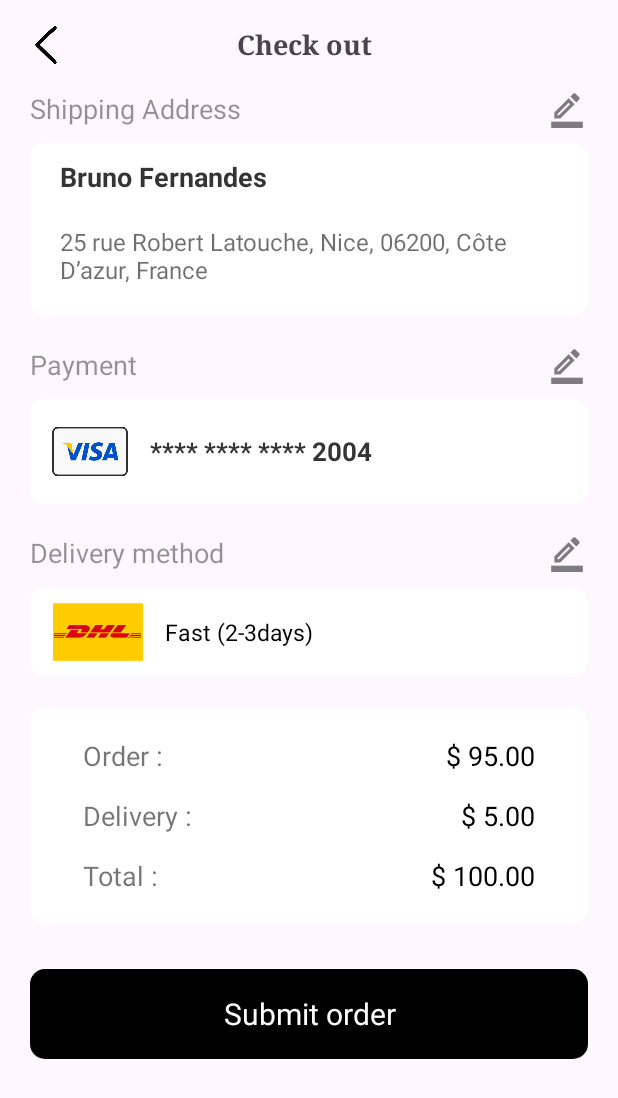
After one commit to nguyendung190704/ASM_Ph35067_Kotlin, an Android app: the layout checkout_screen.xml on its own in the app's theme, with its tools: preview values and no code run, on a phone screen of 412 x 824 dp. The commit adds this screen. Shown: the top 1098 px of the screen. Run offline under Robolectric (Android 15) with nearby library versions, the phone set to English and light mode, and no system bars.

Commit message:
my cart screen , check out screen

```diff
--- /dev/null
+++ b/app/src/main/res/drawable/baseline_chevron_right_24.xml
@@ -0,0 +1,5 @@
+<vector android:height="24dp" android:tint="#FFFFFF"
+    android:viewportHeight="24" android:viewportWidth="24"
+    android:width="24dp" xmlns:android="http://schemas.android.com/apk/res/android">
+    <path android:fillColor="@android:color/white" android:pathData="M10,6L8.59,7.41 13.17,12l-4.58,4.59L10,18l6,-6z"/>
+</vector>
--- /dev/null
+++ b/app/src/main/res/drawable/borderwhite.xml
@@ -0,0 +1,8 @@
+<?xml version="1.0" encoding="utf-8"?>
+<shape xmlns:android="http://schemas.android.com/apk/res/android"
+    android:shape="rectangle">
+    <corners android:radius="10dp" />
+
+    <gradient android:startColor="#FFFFFF"
+        android:endColor="#FFFFFF"/>
+</shape>
--- /dev/null
+++ b/app/src/main/res/drawable/outline_border_color_24.xml
@@ -0,0 +1,7 @@
+<vector android:alpha="0.5" android:height="24dp" android:tint="#000000"
+    android:viewportHeight="24" android:viewportWidth="24"
+    android:width="24dp" xmlns:android="http://schemas.android.com/apk/res/android">
+    <path android:fillColor="@android:color/white" android:pathData="M16.81,8.94l-3.75,-3.75L4,14.25V18h3.75L16.81,8.94zM6,16v-0.92l7.06,-7.06l0.92,0.92L6.92,16H6z"/>
+    <path android:fillColor="@android:color/white" android:pathData="M19.71,6.04c0.39,-0.39 0.39,-1.02 0,-1.41l-2.34,-2.34C17.17,2.09 16.92,2 16.66,2c-0.25,0 -0.51,0.1 -0.7,0.29l-1.83,1.83l3.75,3.75L19.71,6.04z"/>
+    <path android:fillColor="@android:color/white" android:pathData="M2,20h20v4h-20z"/>
+</vector>
--- /dev/null
+++ b/app/src/main/res/layout/checkout_screen.xml
@@ -0,0 +1,300 @@
+<?xml version="1.0" encoding="utf-8"?>
+<LinearLayout xmlns:android="http://schemas.android.com/apk/res/android"
+    android:layout_width="match_parent"
+    android:layout_height="match_parent"
+    android:orientation="vertical">
+    <LinearLayout
+        android:layout_width="match_parent"
+        android:layout_height="60dp"
+        android:orientation="horizontal"
+        android:gravity="center"
+        >
+
+        <ImageView
+            android:layout_width="25dp"
+            android:layout_height="25dp"
+            android:src="@drawable/img_14"
+            android:layout_marginLeft="10dp"
+            android:layout_margin="10dp"
+            android:layout_gravity="center_vertical"/>
+
+        <LinearLayout
+            android:layout_width="300dp"
+            android:layout_height="50dp"
+            android:orientation="vertical"
+            android:layout_gravity="center"
+            android:gravity="center"
+            >
+            <TextView
+                android:layout_width="wrap_content"
+                android:layout_height="wrap_content"
+                android:fontFamily="serif"
+                android:textStyle="bold"
+                android:textSize="18dp"
+                android:text="Check out"/>
+        </LinearLayout>
+        <ImageView
+            android:layout_width="50dp"
+            android:layout_height="50dp"
+            android:padding="6dp"
+            android:layout_gravity="center_vertical"/>
+    </LinearLayout>
+    <LinearLayout
+        android:layout_width="match_parent"
+        android:layout_height="wrap_content"
+        android:layout_marginLeft="20dp"
+        android:layout_marginRight="20dp"
+        android:layout_marginBottom="10dp">
+        <TextView
+            android:layout_width="345dp"
+            android:layout_height="wrap_content"
+            android:text="Shipping Address"
+            android:textSize="18dp"
+            android:textColor="#6B000000"/>
+        <ImageView
+            android:layout_width="25dp"
+            android:layout_height="25dp"
+            android:src="@drawable/outline_border_color_24"/>
+    </LinearLayout>
+    <LinearLayout
+        android:layout_width="match_parent"
+        android:layout_height="wrap_content"
+        android:layout_marginLeft="20dp"
+        android:layout_marginRight="20dp"
+        android:background="@drawable/borderwhite"
+        android:orientation="vertical">
+        <TextView
+            android:layout_width="wrap_content"
+            android:layout_height="wrap_content"
+            android:text="Bruno Fernandes"
+            android:textStyle="bold"
+            android:textColor="#CB000000"
+            android:textSize="18dp"
+            android:layout_marginLeft="20dp"
+            android:layout_marginTop="10dp"
+            android:layout_marginBottom="20dp"/>
+        <TextView
+            android:layout_width="wrap_content"
+            android:layout_height="wrap_content"
+            android:text="25 rue Robert Latouche, Nice, 06200, Côte D’azur, France"
+            android:textColor="#90000000"
+            android:textSize="16dp"
+            android:layout_marginLeft="20dp"
+            android:layout_marginRight="20dp"
+            android:layout_marginBottom="20dp"
+
+            />
+    </LinearLayout>
+    <LinearLayout
+        android:layout_width="match_parent"
+        android:layout_height="wrap_content"
+        android:layout_marginTop="20dp"
+        android:layout_marginLeft="20dp"
+        android:layout_marginRight="20dp"
+        android:layout_marginBottom="10dp">
+        <TextView
+            android:layout_width="345dp"
+            android:layout_height="wrap_content"
+            android:text="Payment"
+            android:textSize="18dp"
+            android:textColor="#6B000000"/>
+        <ImageView
+            android:layout_width="25dp"
+            android:layout_height="25dp"
+            android:src="@drawable/outline_border_color_24"/>
+    </LinearLayout>
+    <LinearLayout
+        android:layout_width="match_parent"
+        android:layout_height="wrap_content"
+        android:layout_marginLeft="20dp"
+        android:layout_marginRight="20dp"
+        android:background="@drawable/borderwhite">
+        <ImageView
+            android:layout_width="80dp"
+            android:layout_height="70dp"
+            android:src="@drawable/img_17"
+            />
+        <TextView
+            android:layout_width="wrap_content"
+            android:layout_height="wrap_content"
+            android:text="**** **** **** 2004"
+            android:textStyle="bold"
+            android:textColor="#CB000000"
+            android:layout_gravity="center_vertical"
+            android:textSize="17dp"
+            />
+    </LinearLayout>
+    <LinearLayout
+        android:layout_width="match_parent"
+        android:layout_height="wrap_content"
+        android:layout_marginLeft="20dp"
+        android:layout_marginRight="20dp"
+        android:layout_marginBottom="10dp"
+        android:layout_marginTop="20dp">
+        <TextView
+            android:layout_width="345dp"
+            android:layout_height="wrap_content"
+            android:text="Delivery method"
+            android:textSize="18dp"
+            android:textColor="#6B000000"/>
+        <ImageView
+            android:layout_width="25dp"
+            android:layout_height="25dp"
+            android:src="@drawable/outline_border_color_24"/>
+    </LinearLayout>
+    <LinearLayout
+        android:layout_width="match_parent"
+        android:layout_height="wrap_content"
+        android:layout_marginLeft="20dp"
+        android:layout_marginRight="20dp"
+        android:background="@drawable/borderwhite">
+        <ImageView
+            android:layout_width="90dp"
+            android:layout_height="60dp"
+            android:src="@drawable/img_18"
+            />
+        <TextView
+            android:layout_width="wrap_content"
+            android:layout_height="wrap_content"
+            android:text="Fast (2-3days)"
+            android:textColor="#000000"
+            android:layout_gravity="center_vertical"
+            android:textSize="15dp"
+            />
+    </LinearLayout>
+    <LinearLayout
+        android:layout_width="match_parent"
+        android:layout_height="wrap_content"
+        android:layout_marginLeft="20dp"
+        android:layout_marginRight="20dp"
+        android:layout_marginTop="20dp"
+        android:background="@drawable/borderwhite"
+        android:orientation="vertical">
+        <LinearLayout
+            android:layout_width="match_parent"
+            android:layout_height="wrap_content"
+            android:layout_marginLeft="35dp"
+            android:layout_marginRight="35dp"
+            android:layout_marginTop="20dp">
+            <TextView
+                android:layout_width="wrap_content"
+                android:layout_height="wrap_content"
+                android:layout_gravity="center"
+                android:text="Order :"
+                android:textSize="18dp"
+                android:textColor="#8A000000"/>
+            <LinearLayout
+                android:layout_width="match_parent"
+                android:layout_height="wrap_content"
+                android:gravity="end"
+                android:orientation="horizontal">
+                <TextView
+                    android:layout_width="wrap_content"
+                    android:layout_height="wrap_content"
+                    android:text="$ "
+                    android:textSize="18dp"
+                    android:textColor="@color/black"
+                    android:gravity="end"/>
+                <TextView
+                    android:layout_width="wrap_content"
+                    android:layout_height="wrap_content"
+                    android:text="95.00"
+                    android:textSize="18dp"
+                    android:textColor="@color/black"
+                    android:gravity="end"/>
+            </LinearLayout>
+
+
+        </LinearLayout>
+        <LinearLayout
+            android:layout_width="match_parent"
+            android:layout_height="wrap_content"
+            android:layout_marginLeft="35dp"
+            android:layout_marginRight="35dp"
+            android:layout_marginTop="15dp">
+            <TextView
+                android:layout_width="wrap_content"
+                android:layout_height="wrap_content"
+                android:layout_gravity="center"
+                android:text="Delivery :"
+                android:textSize="18dp"
+                android:textColor="#8A000000"/>
+            <LinearLayout
+                android:layout_width="match_parent"
+                android:layout_height="wrap_content"
+                android:gravity="end"
+                android:orientation="horizontal">
+                <TextView
+                    android:layout_width="wrap_content"
+                    android:layout_height="wrap_content"
+                    android:text="$ "
+                    android:textSize="18dp"
+                    android:textColor="@color/black"
+                    android:gravity="end"/>
+                <TextView
+                    android:layout_width="wrap_content"
+                    android:layout_height="wrap_content"
+                    android:text="5.00"
+                    android:textSize="18dp"
+                    android:textColor="@color/black"
+                    android:gravity="end"/>
+            </LinearLayout>
+
+
+        </LinearLayout>
+        <LinearLayout
+            android:layout_width="match_parent"
+            android:layout_height="wrap_content"
+            android:layout_marginLeft="35dp"
+            android:layout_marginRight="35dp"
+            android:layout_marginBottom="20dp"
+            android:layout_marginTop="15dp">
+            <TextView
+                android:layout_width="wrap_content"
+                android:layout_height="wrap_content"
+                android:layout_gravity="center"
+                android:text="Total :"
+                android:textSize="18dp"
+                android:textColor="#8A000000"/>
+            <LinearLayout
+                android:layout_width="match_parent"
+                android:layout_height="wrap_content"
+                android:gravity="end"
+                android:orientation="horizontal">
+                <TextView
+                    android:layout_width="wrap_content"
+                    android:layout_height="wrap_content"
+                    android:text="$ "
+                    android:textSize="18dp"
+                    android:textColor="@color/black"
+                    android:gravity="end"/>
+                <TextView
+                    android:layout_width="wrap_content"
+                    android:layout_height="wrap_content"
+                    android:text="100.00"
+                    android:textSize="18dp"
+                    android:textColor="@color/black"
+                    android:gravity="end"/>
+            </LinearLayout>
+
+
+        </LinearLayout>
+
+    </LinearLayout>
+    <TextView
+        android:layout_width="match_parent"
+        android:layout_height="60dp"
+        android:text="Submit order"
+        android:textSize="20dp"
+        android:gravity="center"
+        android:textColor="@color/white"
+        android:background="@drawable/border2"
+        android:layout_marginBottom="20dp"
+        android:layout_marginLeft="20dp"
+        android:layout_marginRight="20dp"
+        android:layout_marginTop="30dp"
+        />
+
+
+
+</LinearLayout>
--- a/app/src/main/res/layout/login_screen.xml
+++ b/app/src/main/res/layout/login_screen.xml
@@ -45,7 +45,7 @@
         android:layout_width="370dp"
         android:layout_height="wrap_content"
         android:orientation="vertical"
-        android:background="@color/white"
+        android:background="@drawable/borderwhite"
         android:paddingTop="20dp"
         >
         <EditText
--- a/app/src/main/res/layout/signup_screen.xml
+++ b/app/src/main/res/layout/signup_screen.xml
@@ -38,7 +38,7 @@
         android:layout_width="370dp"
         android:layout_height="wrap_content"
         android:orientation="vertical"
-        android:background="@color/white"
+        android:background="@drawable/borderwhite"
         android:paddingTop="20dp"
         >
         <EditText
```
Also changed, not shown: app/src/main/res/drawable/border4.xml (added, +9 -0 lines), app/src/main/res/layout/cart_screen.xml (added, +130 -0 lines), app/src/main/res/layout/item_cart.xml (added, +92 -0 lines), app/src/main/res/drawable/img_17.png (added), app/src/main/res/drawable/img_18.png (added).
